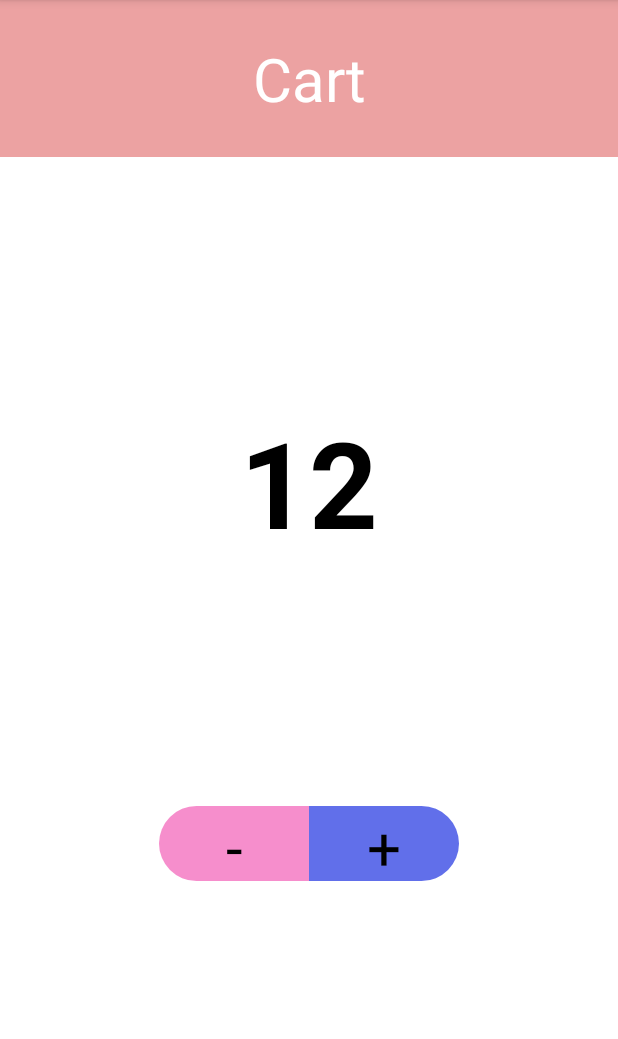
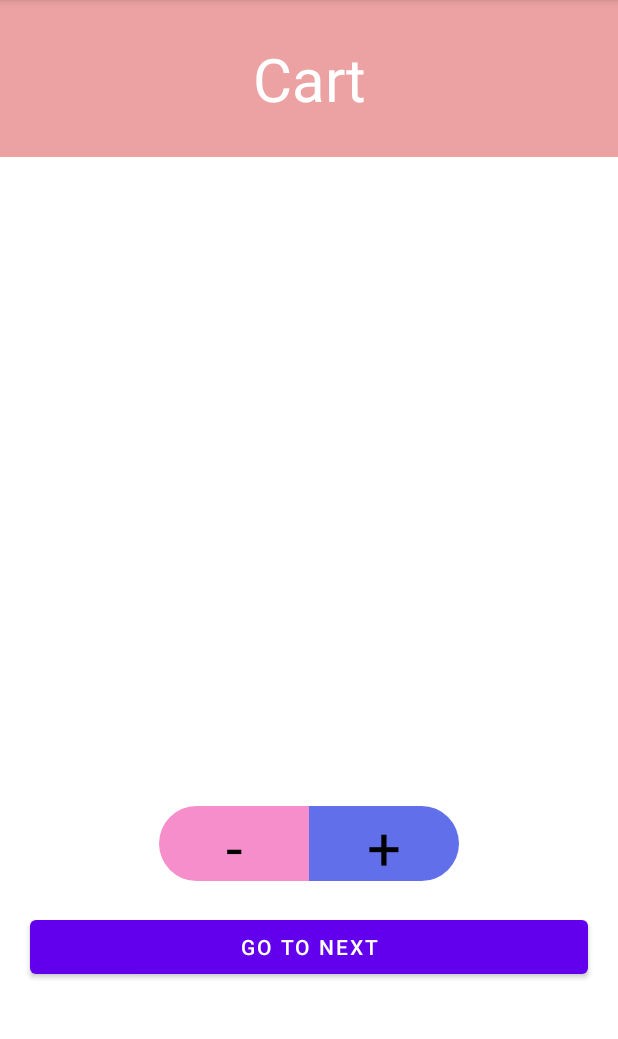
Before and after one commit to iamnaran/go-cart, an Android app: the screen it shows after launch (MainActivity), on a phone screen of 412 x 824 dp, the part 84-1123 px from its top. Run offline under Robolectric (Android 15) with nearby library versions, the phone set to English and light mode, and no system bars.

Commit message:
minor fixes

```diff
--- a/app/build.gradle
+++ b/app/build.gradle
@@ -33,6 +33,7 @@ dependencies {
     implementation 'androidx.appcompat:appcompat:1.3.1'
     implementation 'com.google.android.material:material:1.4.0'
     implementation 'androidx.constraintlayout:constraintlayout:2.0.4'
+    implementation 'androidx.legacy:legacy-support-v4:1.0.0'
     testImplementation 'junit:junit:4.+'
     androidTestImplementation 'androidx.test.ext:junit:1.1.3'
     androidTestImplementation 'androidx.test.espresso:espresso-core:3.4.0'
--- a/app/src/main/AndroidManifest.xml
+++ b/app/src/main/AndroidManifest.xml
@@ -9,12 +9,18 @@
         android:roundIcon="@mipmap/ic_launcher_round"
         android:supportsRtl="true"
         android:theme="@style/Theme.GoCart">
+        <activity android:name=".HomeActivity">
+
+
+        </activity>
         <activity android:name=".MainActivity">
+
             <intent-filter>
                 <action android:name="android.intent.action.MAIN" />
 
                 <category android:name="android.intent.category.LAUNCHER" />
             </intent-filter>
+
         </activity>
     </application>
 
--- /dev/null
+++ b/app/src/main/res/anim/fade_in_animation.xml
@@ -0,0 +1,14 @@
+<?xml version="1.0" encoding="utf-8"?>
+<set xmlns:android="http://schemas.android.com/apk/res/android"
+    android:interpolator="@android:interpolator/accelerate_decelerate"
+    android:fillAfter="true">
+    <alpha
+        android:fromAlpha="0"
+        android:toAlpha="1"
+        android:duration="1000" />
+    <alpha
+        android:fromAlpha="1"
+        android:toAlpha="0"
+        android:duration="1000"
+        android:startOffset="1000"/>
+</set>
--- a/app/src/main/res/layout/activity_main.xml
+++ b/app/src/main/res/layout/activity_main.xml
@@ -31,7 +31,6 @@
         android:gravity="center"
         android:paddingTop="25dp"
         android:paddingBottom="25dp"
-        android:text="12"
         android:textStyle="bold"
         android:textColor="#000"
         android:textSize="80sp"
@@ -83,6 +82,15 @@
         app:layout_constraintGuide_percent="0.7" />
 
 
+    <Button
+        android:id="@+id/btn1"
+        android:layout_width="match_parent"
+        android:layout_margin="20dp"
+        android:text="Go to Next"
+        android:layout_height="wrap_content"
+        app:layout_constraintTop_toBottomOf="@+id/textView3">
+
+    </Button>
 
 
 
--- a/app/src/main/res/values/strings.xml
+++ b/app/src/main/res/values/strings.xml
@@ -1,3 +1,5 @@
 <resources>
     <string name="app_name">Go Cart</string>
+    <!-- TODO: Remove or change this placeholder text -->
+    <string name="hello_blank_fragment">Hello blank fragment</string>
 </resources>
```
Also changed, not shown: app/src/main/java/com/kec/gocart/HomeActivity.java (added, +22 -0 lines), app/src/main/java/com/kec/gocart/MainActivity.java (+53 -1 lines), app/src/main/java/com/kec/gocart/fragment/HomeFragment.java (added, +26 -0 lines), app/src/main/res/drawable/ic_baseline_account_circle_24.xml (added, +10 -0 lines), app/src/main/res/drawable/ic_baseline_home_24.xml (added, +10 -0 lines), app/src/main/res/layout/activity_home.xml (added, +38 -0 lines), app/src/main/res/layout/fragment_home.xml (added, +14 -0 lines), app/src/main/res/menu/home_menu.xml (added, +28 -0 lines).
